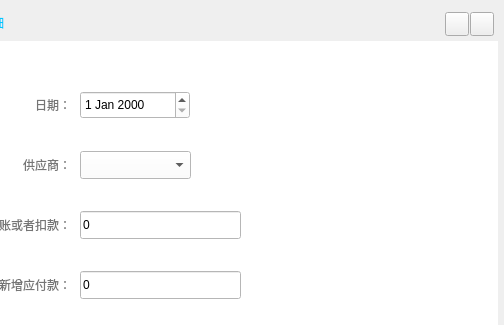
This is ChuangfengDesktop/addNopayDetailWidget.ui in asdlei99/chuangfengdesktop as Qt 5 draws it before an edit; both pictures show x 96 to 600 and y 0 to 325 of the 600 by 673 pixel window. The edited form follows.
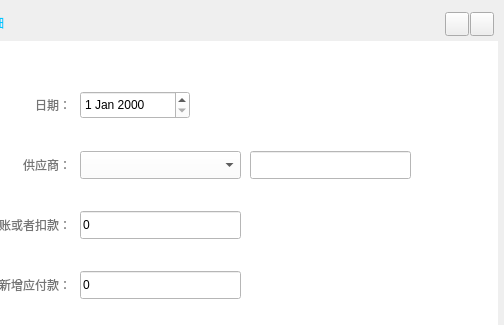
This is the edited form.

```diff
--- a/ChuangfengDesktop/addNopayDetailWidget.ui
+++ b/ChuangfengDesktop/addNopayDetailWidget.ui
@@ -219,7 +219,7 @@
        <rect>
         <x>170</x>
         <y>110</y>
-        <width>111</width>
+        <width>161</width>
         <height>28</height>
        </rect>
       </property>
@@ -323,6 +323,19 @@
        <set>Qt::AlignRight|Qt::AlignTrailing|Qt::AlignVCenter</set>
       </property>
      </widget>
+     <widget class="QLineEdit" name="supplier_edit">
+      <property name="geometry">
+       <rect>
+        <x>340</x>
+        <y>110</y>
+        <width>161</width>
+        <height>28</height>
+       </rect>
+      </property>
+      <property name="text">
+       <string/>
+      </property>
+     </widget>
     </widget>
    </item>
   </layout>
```
